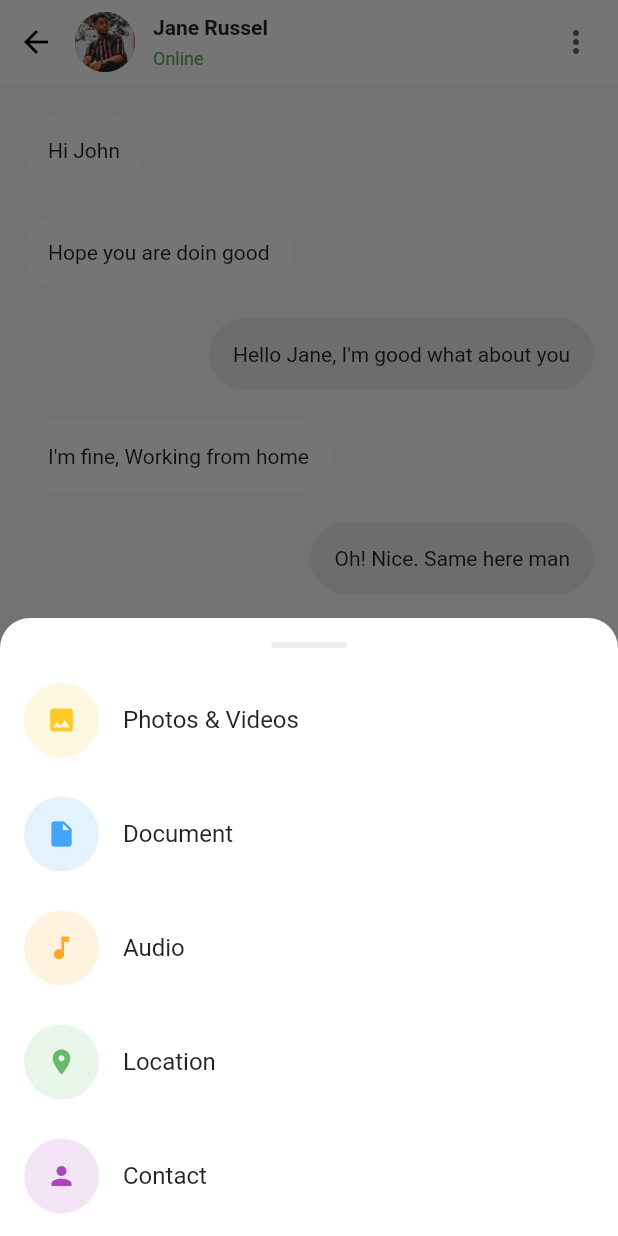
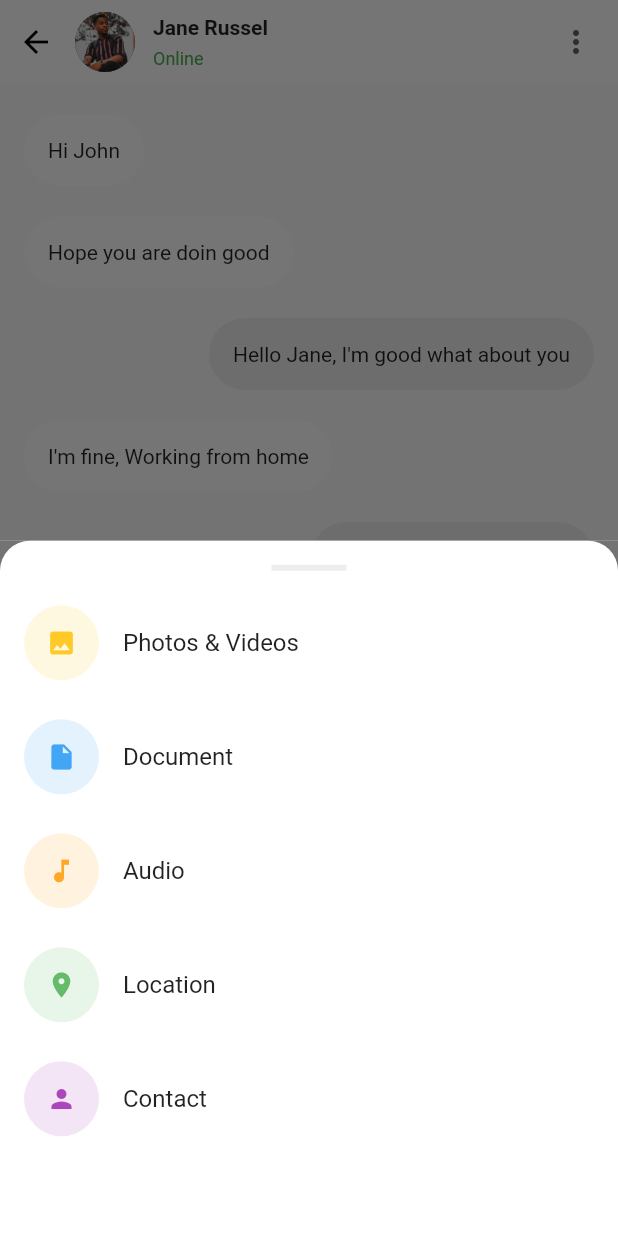
Before and after one commit to ddaitest/hatchery_im, a Flutter app: the ChatDetailPage screen opened directly, after a tap on the "add" icon, on a phone screen of 412 x 824 dp. Run offline on Flutter 3.47's test engine with Material 2 defaults, Android fonts, the phone set to English and light mode, and no system bars; our stand-ins replace cached_network_image, connectivity, device_info, flutter_native_image, flutter_screenutil, fluttertoast and 2 more; missing offline and left inert: a package; accounts and stored records are empty.

Commit message:
搭建基础UI

```diff
--- a/lib/busniess/chat_detail/chat_detail_page.dart
+++ b/lib/busniess/chat_detail/chat_detail_page.dart
@@ -43,7 +43,7 @@ class _ChatDetailPageState extends State<ChatDetailPage> {
         context: context,
         builder: (context) {
           return Container(
-            height: MediaQuery.of(context).size.height / 2,
+            // height: MediaQuery.of(context).size.height / 2,
             color: Color(0xff737373),
             child: Container(
               decoration: BoxDecoration(
```
